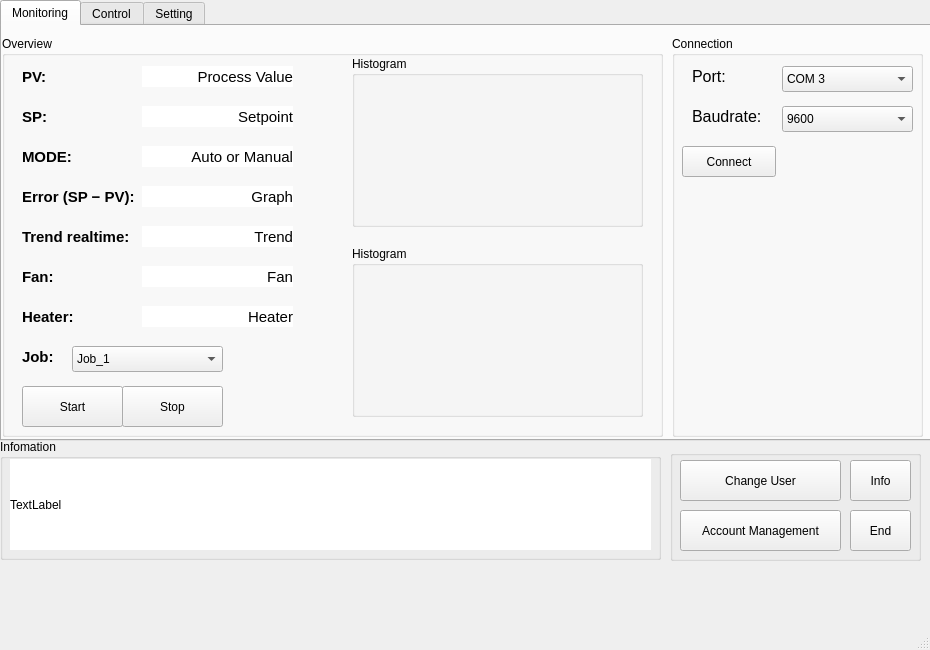
Above: ui/general.ui from tuyenubuntu/control_heater before the change. Below: the same form after it.
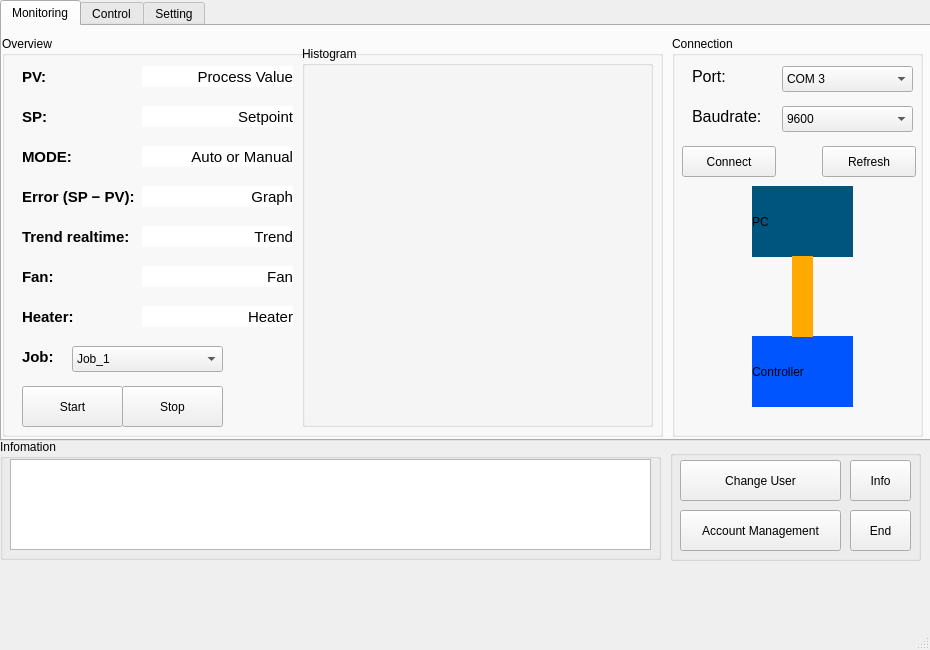
That is the form after the change. Icons and pictures are not drawn.

Patch:
```diff
--- a/ui/general.ui
+++ b/ui/general.ui
@@ -124,7 +124,7 @@
         <string>MODE:</string>
        </property>
       </widget>
-      <widget class="QLabel" name="label_6">
+      <widget class="QLabel" name="pv_label">
        <property name="geometry">
         <rect>
          <x>140</x>
@@ -439,62 +439,22 @@
       <widget class="QGroupBox" name="verticalGroupBox_3">
        <property name="geometry">
         <rect>
-         <x>350</x>
-         <y>20</y>
-         <width>291</width>
-         <height>171</height>
+         <x>300</x>
+         <y>10</y>
+         <width>351</width>
+         <height>381</height>
         </rect>
        </property>
        <property name="title">
         <string>Histogram</string>
        </property>
-       <layout class="QVBoxLayout" name="verticalLayout_8">
-        <item>
-         <widget class="QLabel" name="histogramLabel">
+       <layout class="QGridLayout" name="gridLayout">
+        <item row="0" column="0">
+         <widget class="QLabel" name="histogram_1">
           <property name="minimumSize">
            <size>
             <width>0</width>
             <height>0</height>
-           </size>
-          </property>
-          <property name="maximumSize">
-           <size>
-            <width>351</width>
-            <height>257</height>
-           </size>
-          </property>
-          <property name="scaledContents">
-           <bool>true</bool>
-          </property>
-         </widget>
-        </item>
-       </layout>
-      </widget>
-      <widget class="QGroupBox" name="verticalGroupBox_4">
-       <property name="geometry">
-        <rect>
-         <x>350</x>
-         <y>210</y>
-         <width>291</width>
-         <height>171</height>
-        </rect>
-       </property>
-       <property name="title">
-        <string>Histogram</string>
-       </property>
-       <layout class="QVBoxLayout" name="verticalLayout_9">
-        <item>
-         <widget class="QLabel" name="histogramLabel_2">
-          <property name="minimumSize">
-           <size>
-            <width>0</width>
-            <height>0</height>
-           </size>
-          </property>
-          <property name="maximumSize">
-           <size>
-            <width>351</width>
-            <height>257</height>
            </size>
           </property>
           <property name="scaledContents">
@@ -621,6 +581,79 @@
         </property>
        </item>
       </widget>
+      <widget class="QPushButton" name="refreshBtn">
+       <property name="geometry">
+        <rect>
+         <x>150</x>
+         <y>110</y>
+         <width>94</width>
+         <height>31</height>
+        </rect>
+       </property>
+       <property name="text">
+        <string>Refresh</string>
+       </property>
+      </widget>
+      <widget class="QLabel" name="label">
+       <property name="geometry">
+        <rect>
+         <x>80</x>
+         <y>150</y>
+         <width>101</width>
+         <height>71</height>
+        </rect>
+       </property>
+       <property name="styleSheet">
+        <string notr="true">background-color: rgb(0, 85, 127);
+font: 700 11pt &quot;Segoe UI&quot;;
+qproperty-alignment: AlignCenter;
+</string>
+       </property>
+       <property name="text">
+        <string>PC</string>
+       </property>
+      </widget>
+      <widget class="QLabel" name="label_6">
+       <property name="geometry">
+        <rect>
+         <x>80</x>
+         <y>300</y>
+         <width>101</width>
+         <height>71</height>
+        </rect>
+       </property>
+       <property name="styleSheet">
+        <string notr="true">background-color: rgb(0, 85, 255);
+border-color: rgb(0, 0, 0);
+border-color: rgb(0, 0, 0);
+font: 700 11pt &quot;Segoe UI&quot;;
+qproperty-alignment: AlignCenter;
+</string>
+       </property>
+       <property name="text">
+        <string>Controller</string>
+       </property>
+      </widget>
+      <widget class="QLabel" name="state_label">
+       <property name="geometry">
+        <rect>
+         <x>120</x>
+         <y>220</y>
+         <width>21</width>
+         <height>81</height>
+        </rect>
+       </property>
+       <property name="styleSheet">
+        <string notr="true">background-color: rgb(255, 170, 0);
+border-color: rgb(0, 0, 0);
+font: 700 11pt &quot;Segoe UI&quot;;
+qproperty-alignment: AlignCenter;
+</string>
+       </property>
+       <property name="text">
+        <string/>
+       </property>
+      </widget>
      </widget>
     </widget>
     <widget class="QWidget" name="control_tab">
@@ -1203,7 +1236,7 @@
     <property name="title">
      <string>Infomation</string>
     </property>
-    <widget class="QLabel" name="label">
+    <widget class="QTextEdit" name="info_edit">
      <property name="geometry">
       <rect>
        <x>10</x>
@@ -1212,13 +1245,6 @@
        <height>91</height>
       </rect>
      </property>
-     <property name="styleSheet">
-      <string notr="true">background-color: white;
-</string>
-     </property>
-     <property name="text">
-      <string>TextLabel</string>
-     </property>
     </widget>
    </widget>
    <widget class="QGroupBox" name="groupBox_6">
```
Left out of the diff: 22 changed lines with no effect on the pictures.
